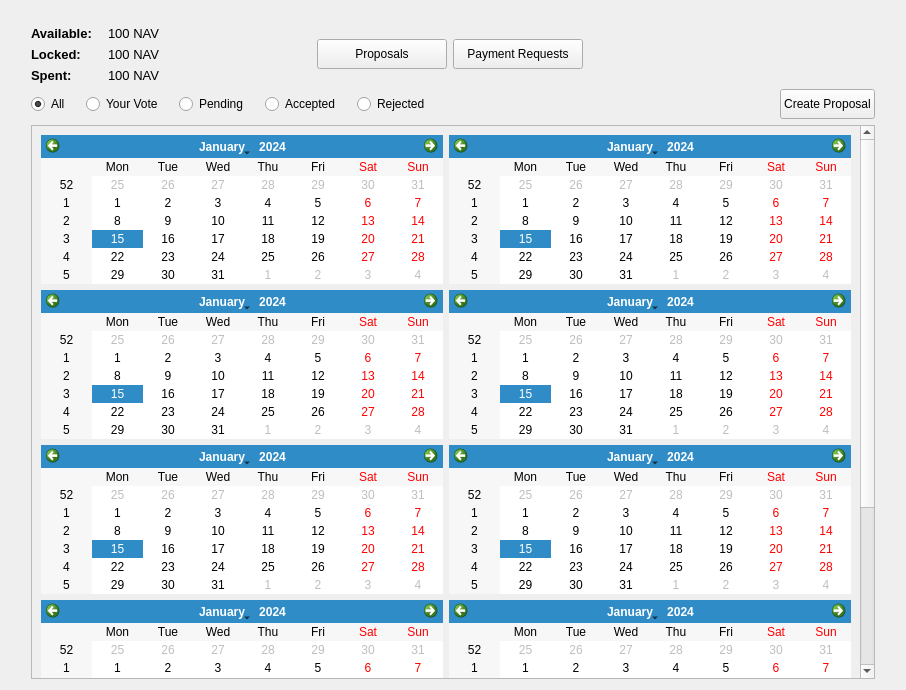
The window that src/qt/communityfundpage.ui (navcoin/navcoin-core) describes before a commit, drawn with Qt 5.
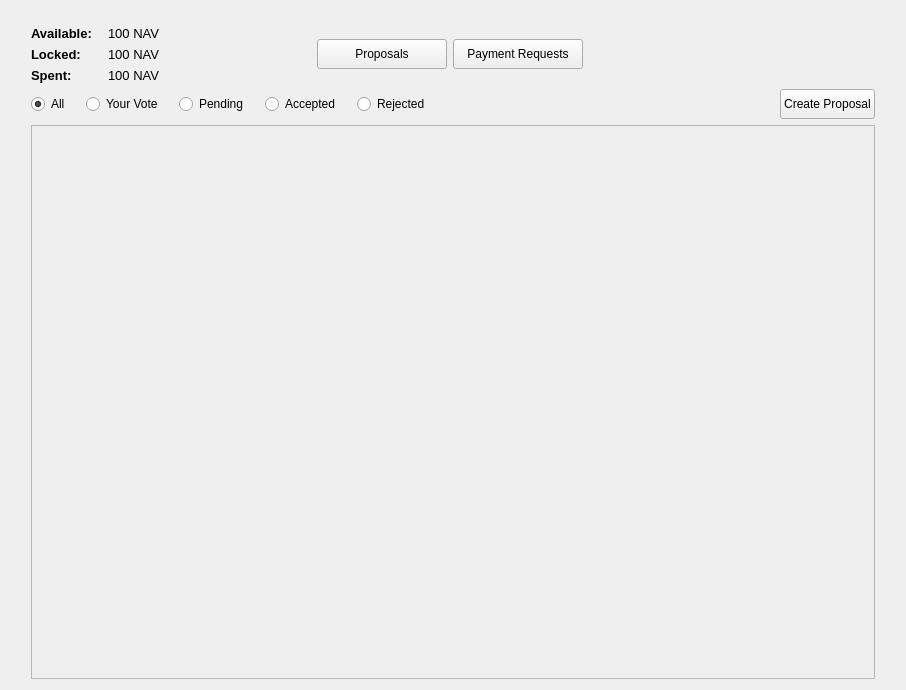
The same window after the commit.

Commit message: changed display widgets to more accurately represent proposals

```diff
--- a/src/qt/communityfundpage.ui
+++ b/src/qt/communityfundpage.ui
@@ -504,40 +504,13 @@
            <rect>
             <x>0</x>
             <y>0</y>
-            <width>832</width>
-            <height>822</height>
+            <width>846</width>
+            <height>534</height>
            </rect>
           </property>
           <layout class="QGridLayout" name="gridLayout_2">
-           <item row="2" column="0">
-            <widget class="QCalendarWidget" name="calendarWidget_3"/>
-           </item>
-           <item row="1" column="0">
-            <widget class="QCalendarWidget" name="calendarWidget"/>
-           </item>
-           <item row="2" column="1">
-            <widget class="QCalendarWidget" name="calendarWidget_4"/>
-           </item>
-           <item row="3" column="0">
-            <widget class="QCalendarWidget" name="calendarWidget_5"/>
-           </item>
-           <item row="1" column="1">
-            <widget class="QCalendarWidget" name="calendarWidget_2"/>
-           </item>
-           <item row="4" column="0">
-            <widget class="QCalendarWidget" name="calendarWidget_7"/>
-           </item>
-           <item row="4" column="1">
-            <widget class="QCalendarWidget" name="calendarWidget_8"/>
-           </item>
-           <item row="3" column="1">
-            <widget class="QCalendarWidget" name="calendarWidget_6"/>
-           </item>
-           <item row="5" column="0">
-            <widget class="QCalendarWidget" name="calendarWidget_9"/>
-           </item>
-           <item row="5" column="1">
-            <widget class="QCalendarWidget" name="calendarWidget_10"/>
+           <item row="0" column="0">
+            <layout class="QGridLayout" name="gridLayout"/>
            </item>
           </layout>
          </widget>
```
The commit also changes 2 other files.
